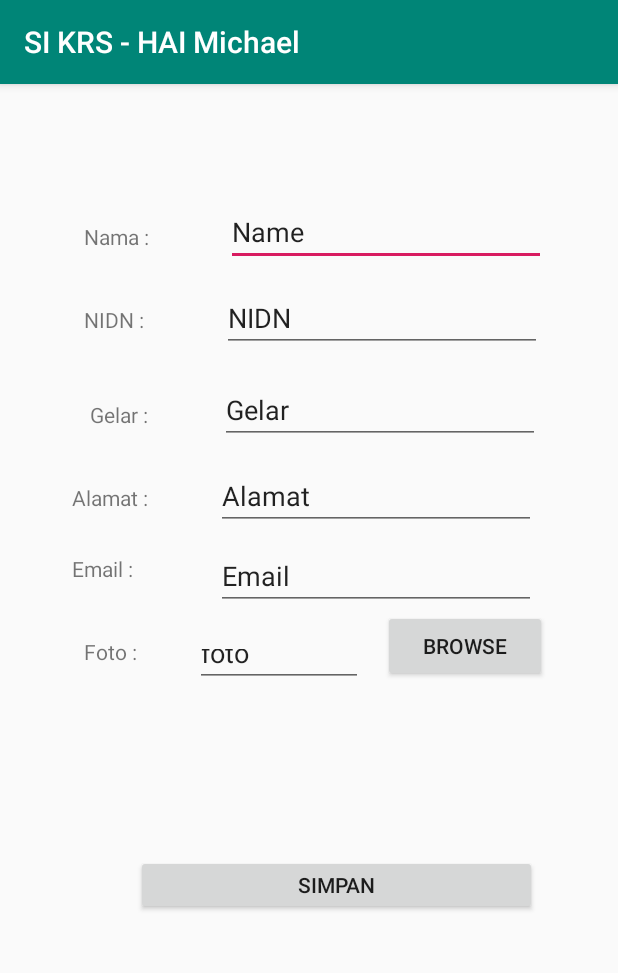
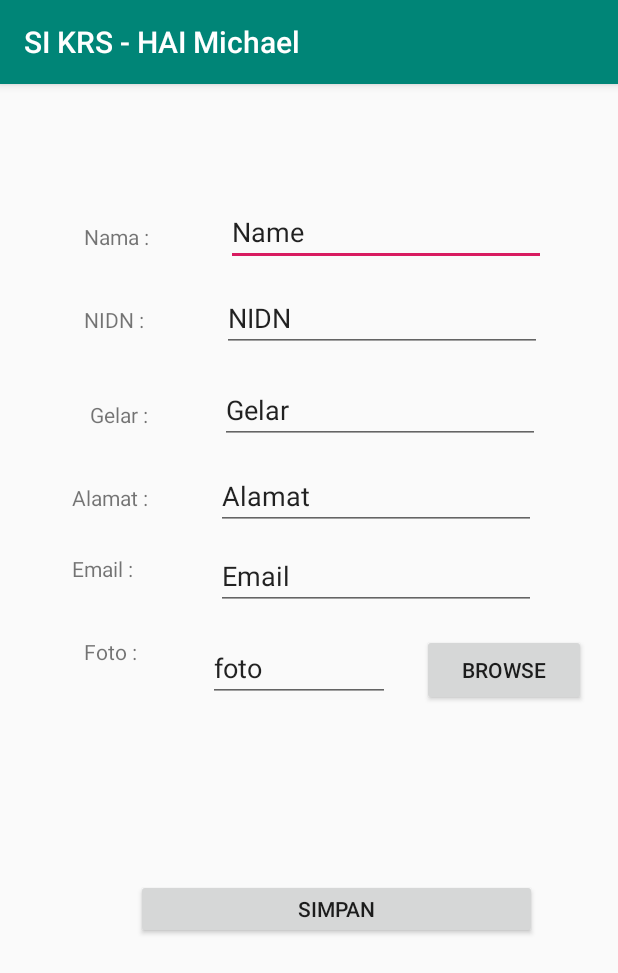
Before and after one commit to michaelgerardi/AplikasiKRS, an Android app: the Tambah_Dosen screen opened directly, with no data from a screen before it, on a phone screen of 412 x 824 dp. Shown: the top 973 px of the screen. Run offline under Robolectric (Android 15) with nearby library versions, the phone set to English and light mode, and no system bars; our stand-ins replace Picasso; pictures from the network do not load.

Commit message:
post foto

```diff
--- a/app/src/main/java/com/example/aplikasikrs/Adapter/DosenAdapter.java
+++ b/app/src/main/java/com/example/aplikasikrs/Adapter/DosenAdapter.java
@@ -61,7 +61,7 @@ public class DosenAdapter extends RecyclerView.Adapter<DosenAdapter.ViewHolder>
         Dosen.img.getLayoutParams().height=100;
         if (DosenArrayList.get(position).getImg()!=null){
             Picasso.with(this.context)
-            .load(DosenArrayList.get(position).getImg())
+            .load("https://kpsi.fti.ukdw.ac.id/progmob/" +DosenArrayList.get(position).getImg())
             .into(Dosen.img);
         }
 
--- a/app/src/main/res/layout/activity_tambah__dosen.xml
+++ b/app/src/main/res/layout/activity_tambah__dosen.xml
@@ -135,10 +135,10 @@
         android:id="@+id/btn_cari_foto"
         android:layout_width="109dp"
         android:layout_height="48dp"
+        android:layout_marginTop="16dp"
         android:text="Browse"
         app:layout_constraintEnd_toEndOf="parent"
-        app:layout_constraintHorizontal_bias="0.844"
-        app:layout_constraintStart_toStartOf="parent"
+        app:layout_constraintStart_toEndOf="@+id/txt_foto_dosen"
         app:layout_constraintTop_toBottomOf="@+id/txt_email_dosen_1" />
 
     <Button
@@ -154,14 +154,14 @@
 
     <EditText
         android:id="@+id/txt_foto_dosen"
-        android:layout_width="112dp"
-        android:layout_height="35dp"
+        android:layout_width="121dp"
+        android:layout_height="45dp"
         android:layout_marginTop="16dp"
         android:ems="10"
         android:inputType="textPersonName"
         android:text="foto"
         app:layout_constraintEnd_toEndOf="parent"
-        app:layout_constraintHorizontal_bias="0.172"
+        app:layout_constraintHorizontal_bias="0.226"
         app:layout_constraintStart_toEndOf="@+id/textView39"
         app:layout_constraintTop_toBottomOf="@+id/txt_email_dosen_1" />
 
```
Also changed, not shown: app/src/main/java/com/example/aplikasikrs/Tambah_Dosen.java (+72 -44 lines).
